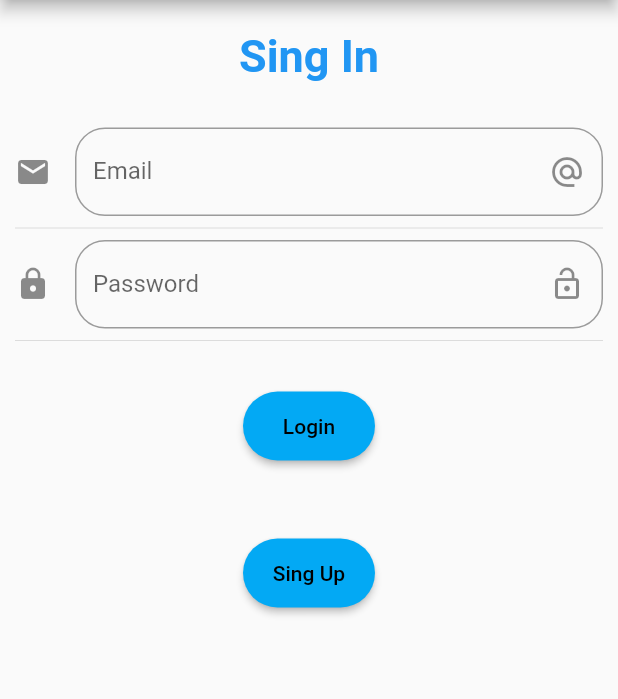
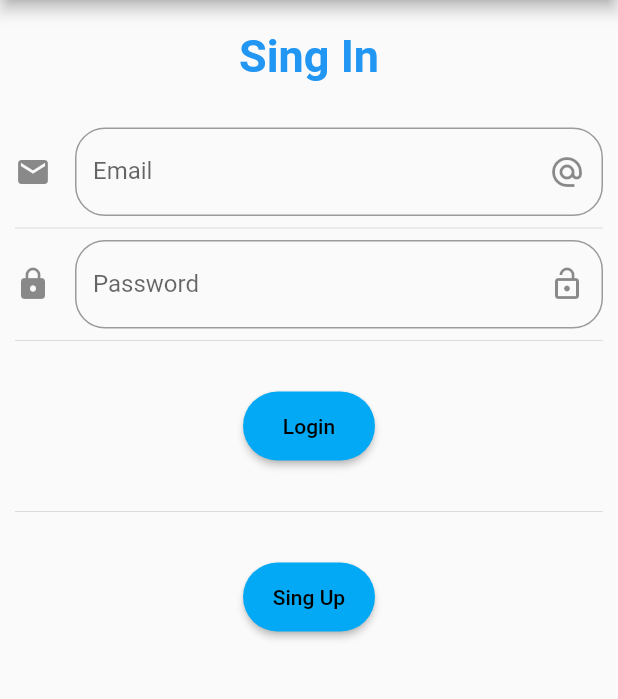
Before and after one commit to sebastianjsam/MoviePhileFrontend, a Flutter app: the screen it shows after launch, after a tap on "Login Usuario", on a phone screen of 412 x 824 dp, the part 84-783 px from its top. Run offline on Flutter 3.47's test engine with Material 2 defaults, Android fonts, the phone set to English and light mode, and no system bars; drawn by our look-alikes of overlay_support; accounts and stored records are empty; network calls fail; Roboto replaces fonts that are missing (MyFont, OpenSans).

Commit message:
cambios nuevo de login

```diff
--- a/MoviePhile_Frontend/lib/src/pages/UserLogin_page.dart
+++ b/MoviePhile_Frontend/lib/src/pages/UserLogin_page.dart
@@ -53,7 +53,7 @@ class _LoginPageState extends State<UserLogin_page> {
           _buildPassword(),
           Divider(),
           _buildBtnLogin(),
-          //  Divider(),
+          Divider(),
           _buildSignupBtn(),
         ],
       ),
```
